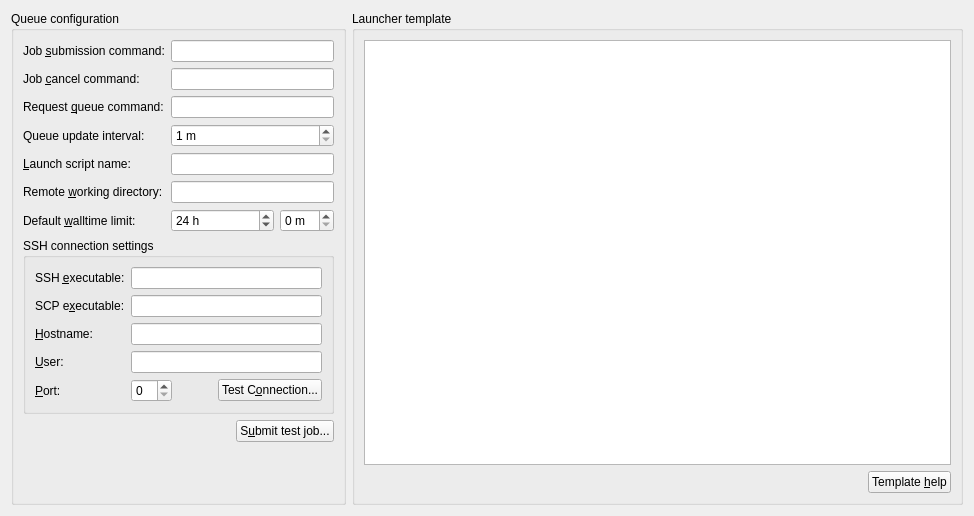
First picture: the form in molequeue/ui/remotequeuewidget.ui, repository OpenChemistry/molequeue, before the edit.
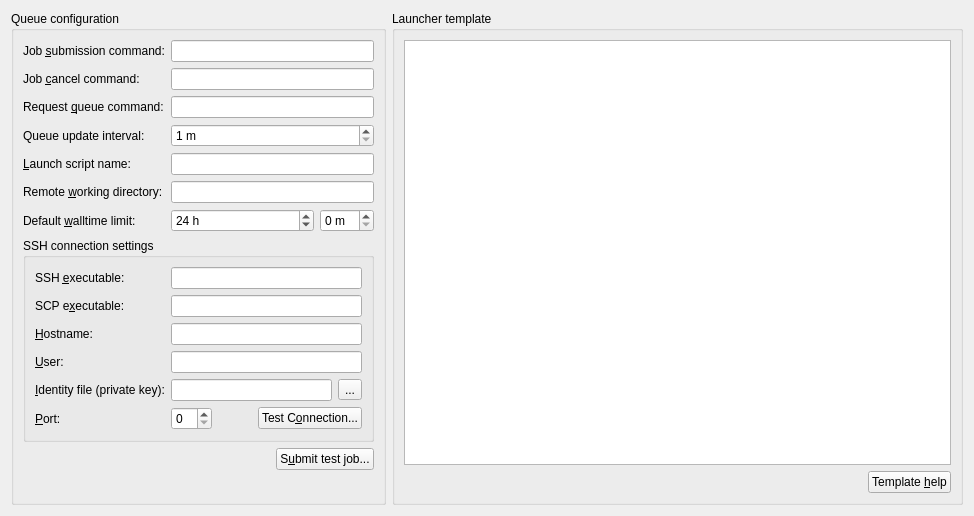
Second picture: the form after the edit.

Commit message:
Add support for providing an identity file
Add the ability to provide a private key for establishing a
SSH connection. This is needed for plink on Windows.

Patch:
```diff
--- a/molequeue/ui/remotequeuewidget.ui
+++ b/molequeue/ui/remotequeuewidget.ui
@@ -121,6 +121,30 @@
           <widget class="QLineEdit" name="edit_userName"/>
          </item>
          <item row="4" column="0">
+          <widget class="QLabel" name="label_identityFile">
+           <property name="text">
+            <string>&amp;Identity file (private key):</string>
+           </property>
+           <property name="buddy">
+            <cstring>edit_identityFile</cstring>
+           </property>
+          </widget>
+         </item>
+         <item row="4" column="1">
+          <layout class="QHBoxLayout" name="horizontalLayout">
+           <item>
+            <widget class="QLineEdit" name="edit_identityFile"/>
+           </item>
+           <item>
+            <widget class="QToolButton" name="fileButton">
+             <property name="text">
+              <string>...</string>
+             </property>
+            </widget>
+           </item>
+          </layout>
+         </item>
+         <item row="5" column="0">
           <widget class="QLabel" name="label_9">
            <property name="text">
             <string>&amp;Port:</string>
@@ -130,8 +154,8 @@
            </property>
           </widget>
          </item>
-         <item row="4" column="1">
-          <layout class="QHBoxLayout" name="horizontalLayout">
+         <item row="5" column="1">
+          <layout class="QHBoxLayout" name="keyFileLayout">
            <item>
             <widget class="QSpinBox" name="spin_sshPort"/>
            </item>
```
The commit also changes 4 other files.
